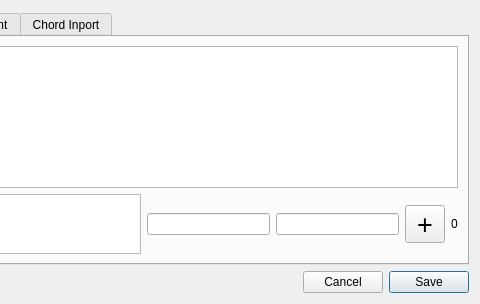
Before: the Qt Designer form dialogchorddefinition.ui in jpcima/chordv, drawn with Qt 5; both pictures show x 232 to 712 and y 0 to 304 of the 712 by 304 pixel window.
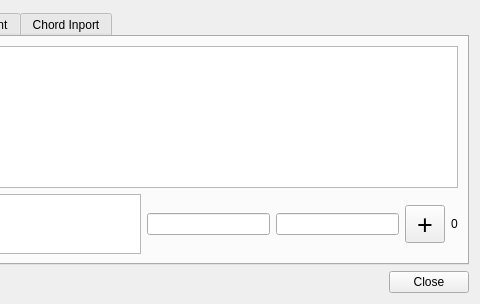
After: the same form once the commit is applied. The open tabs and pages were chosen to show the change. Custom widgets are drawn as their Qt base class.

```diff
--- a/dialogchorddefinition.ui
+++ b/dialogchorddefinition.ui
@@ -257,17 +257,7 @@
        <item>
         <widget class="QPushButton" name="pushButtonCancel">
          <property name="text">
-          <string>Cancel</string>
-         </property>
-        </widget>
-       </item>
-       <item>
-        <widget class="QPushButton" name="pushButtonSave">
-         <property name="text">
-          <string>Save</string>
-         </property>
-         <property name="default">
-          <bool>true</bool>
+          <string>Close</string>
          </property>
         </widget>
        </item>
```
Left out of the diff: 2 changed lines with no effect on the pictures.
